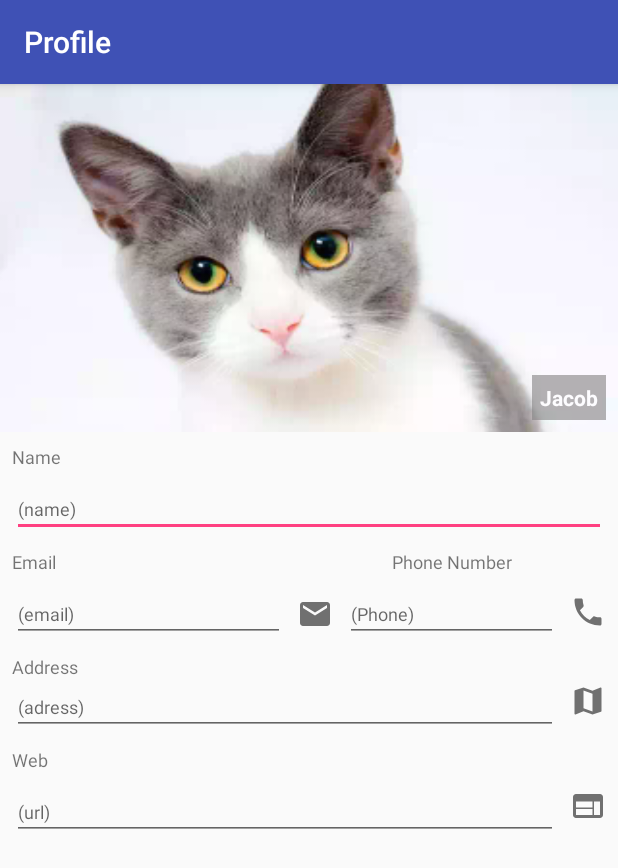
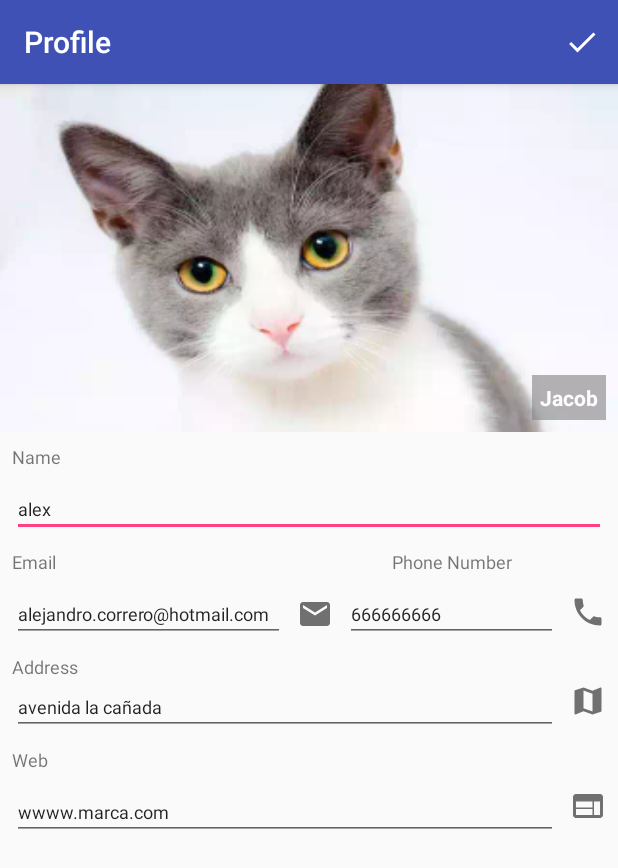
Before and after one commit to alejandrocorrero/ProfileAppv2, an Android app: the screen it shows after launch (ProfileActivity), after a tap on "alex", on a phone screen of 412 x 824 dp. Shown: the top 868 px of the screen. Run offline under Robolectric (Android 15) with nearby library versions, the phone set to English and light mode, and no system bars; our stand-ins replace ButterKnife.

Commit message:
NUEVAS COSAS

```diff
--- a/app/src/main/java/com/correro/alejandro/profileapp/ui/CatSelect.java
+++ b/app/src/main/java/com/correro/alejandro/profileapp/ui/CatSelect.java
@@ -105,9 +105,9 @@ public class CatSelect extends AppCompatActivity {
     }
 
     //TODO REVISAR
-    @OnClick({R.id.ivCat1,R.id.ivCat2,R.id.ivCat3,R.id.ivCat4,R.id.ivCat5,R.id.ivCat6})
-    public void cat1CLick(View view){
-        intentForCat((Cat) view.getTag());
-    }
+//    @OnClick({R.id.ivCat1,R.id.ivCat2,R.id.ivCat3,R.id.ivCat4,R.id.ivCat5,R.id.ivCat6})
+//    public void cat1CLick(View view){
+//        intentForCat((Cat) view.getTag());
+//    }
 
 }
--- a/app/src/main/java/com/correro/alejandro/profileapp/ui/MainPageActivity.java
+++ b/app/src/main/java/com/correro/alejandro/profileapp/ui/MainPageActivity.java
@@ -2,6 +2,8 @@ package com.correro.alejandro.profileapp.ui;
 
 import android.os.Bundle;
 import android.support.v7.app.AppCompatActivity;
+import android.view.Menu;
+import android.view.MenuItem;
 import android.widget.ListView;
 import android.widget.TextView;
 import android.widget.Toast;
@@ -30,7 +32,7 @@ public class MainPageActivity extends AppCompatActivity {
     @Override
     protected void onCreate(Bundle savedInstanceState) {
         super.onCreate(savedInstanceState);
-        users=loadStudents();
+        users = loadStudents();
         setContentView(R.layout.activity_main_page);
         ButterKnife.bind(this);
         setupListView();
@@ -42,6 +44,7 @@ public class MainPageActivity extends AppCompatActivity {
         adapter = new MainPageActivityAdapter(this, users);
         lvProfile.setAdapter(adapter);
     }
+
     private void editUser(User user, int position) {
         ProfileActivity.startForResult(this, RC_PROFILE_ACTIVITY, user, position);
     }
@@ -51,9 +54,25 @@ public class MainPageActivity extends AppCompatActivity {
         Toast.makeText(this, "Cargando", Toast.LENGTH_SHORT).show();
         return database.getUsers();
     }
+
     @OnClick(R.id.lblEmpty)
-    public void addNewUser(){
+    public void addNewUser() {
         ProfileActivity.startForResult(this, RC_PROFILE_ACTIVITY);
     }
 
+    @Override
+    public boolean onCreateOptionsMenu(Menu menu) {
+        getMenuInflater().inflate(R.menu.activity_main_page, menu);
+        return super.onCreateOptionsMenu(menu);
+    }
+
+    @Override
+    public boolean onOptionsItemSelected(MenuItem item) {
+        if (item.getItemId() == R.id.mnuAdd) {
+            addNewUser();
+            return true;
+        }
+        return super.onOptionsItemSelected(item);
+    }
+
 }
--- a/app/src/main/java/com/correro/alejandro/profileapp/ui/MainPageActivityAdapter.java
+++ b/app/src/main/java/com/correro/alejandro/profileapp/ui/MainPageActivityAdapter.java
@@ -31,8 +31,8 @@ public class MainPageActivityAdapter extends BaseAdapter {
 }
 
     @Override
-    public User getItem(int i) {
-        return null;
+    public User getItem(int position) {
+        return data.get(position);
     }
 
     @Override
--- a/app/src/main/java/com/correro/alejandro/profileapp/ui/ProfileActivity.java
+++ b/app/src/main/java/com/correro/alejandro/profileapp/ui/ProfileActivity.java
@@ -9,6 +9,8 @@ import android.os.Bundle;
 import android.support.annotation.NonNull;
 import android.support.v7.app.AppCompatActivity;
 import android.text.TextUtils;
+import android.view.Menu;
+import android.view.MenuItem;
 import android.widget.EditText;
 import android.widget.ImageView;
 import android.widget.TextView;
@@ -71,15 +73,20 @@ public class ProfileActivity extends AppCompatActivity {
     int drawableId;
     private static final String EXTRA_USER = "EXTRA_USER";
     private static final String EXTRA_POSITION = "EXTRA_POSITION";
+    private User user=null;
+    private int position;
 
     @Override
     protected void onCreate(Bundle savedInstanceState) {
         super.onCreate(savedInstanceState);
+        obtainIntentData(getIntent());
         setContentView(R.layout.activity_profile);
         ButterKnife.bind(this);
         startValues();
         ivCat.setTag(R.drawable.cat1);
         drawableId = (Integer) ivCat.getTag();
+        if(user!=null)
+        setDate(user);
 
     }
 
@@ -286,12 +293,43 @@ public class ProfileActivity extends AppCompatActivity {
     public static void startForResult(Activity context, int requestCode) {
         context.startActivityForResult(new Intent(context, ProfileActivity.class), requestCode);
     }
-    //TODO ASIGNAR USER A CADA SITIO DEL PROFILE
     public static void startForResult(Activity context, int requestCode, User user, int position) {
         Intent intent = new Intent(context, ProfileActivity.class);
         intent.putExtra(EXTRA_USER, user);
         intent.putExtra(EXTRA_POSITION, position);
         context.startActivityForResult(intent, requestCode);
+
+    }
+    private void obtainIntentData(Intent intent) {
+        if (intent !=  null && intent.hasExtra(EXTRA_USER) && intent.hasExtra(EXTRA_POSITION)) {
+            user = intent.getParcelableExtra(EXTRA_USER);
+            position = intent.getIntExtra(EXTRA_POSITION, 0);
+        }
+    }
+    private void setDate(User user) {
+       txtName.setText(user.getName());
+       txtEmail.setText(user.getEmail());
+       txtAddress.setText(user.getMap());
+       txtPhone.setText(user.getPhone());
+       txtWeb.setText(user.getWeb());
+       ivCat.setImageResource(user.getAvatar());
+
+
+    }
+    @Override
+    public boolean onCreateOptionsMenu(Menu menu) {
+        getMenuInflater().inflate(R.menu.activity_profile, menu);
+        return super.onCreateOptionsMenu(menu);
+    }
+
+    //TODO TERMINAR AÑADIR AL ACEPTAR DEVOLVER EL USUARIO
+    @Override
+    public boolean onOptionsItemSelected(MenuItem item) {
+        if (item.getItemId() == R.id.mnuAccept) {
+            addStudent();
+            return true;
+        }
+        return super.onOptionsItemSelected(item);
     }
 
 
--- /dev/null
+++ b/app/src/main/res/drawable/ic_check_white_24dp.xml
@@ -0,0 +1,9 @@
+<vector xmlns:android="http://schemas.android.com/apk/res/android"
+        android:width="24dp"
+        android:height="24dp"
+        android:viewportWidth="24.0"
+        android:viewportHeight="24.0">
+    <path
+        android:fillColor="#ffffff"
+        android:pathData="M9,16.17L4.83,12l-1.42,1.41L9,19 21,7l-1.41,-1.41z"/>
+</vector>
--- /dev/null
+++ b/app/src/main/res/drawable/ic_person_add_white_24dp.xml
@@ -0,0 +1,9 @@
+<vector xmlns:android="http://schemas.android.com/apk/res/android"
+        android:width="24dp"
+        android:height="24dp"
+        android:viewportWidth="24.0"
+        android:viewportHeight="24.0">
+    <path
+        android:fillColor="#ffffff"
+        android:pathData="M15,12c2.21,0 4,-1.79 4,-4s-1.79,-4 -4,-4 -4,1.79 -4,4 1.79,4 4,4zM6,10L6,7L4,7v3L1,10v2h3v3h2v-3h3v-2L6,10zM15,14c-2.67,0 -8,1.34 -8,4v2h16v-2c0,-2.66 -5.33,-4 -8,-4z"/>
+</vector>
--- /dev/null
+++ b/app/src/main/res/menu/activity_main_page.xml
@@ -0,0 +1,10 @@
+<?xml version="1.0" encoding="utf-8"?>
+<menu xmlns:app="http://schemas.android.com/apk/res-auto"
+    xmlns:android="http://schemas.android.com/apk/res/android">
+
+    <item
+        android:id="@+id/mnuAdd"
+        android:icon="@drawable/ic_person_add_white_24dp"
+        android:title="@string/mnuAdd"
+        app:showAsAction="ifRoom|withText" />
+</menu>
--- /dev/null
+++ b/app/src/main/res/menu/activity_profile.xml
@@ -0,0 +1,9 @@
+<?xml version="1.0" encoding="utf-8"?>
+<menu xmlns:android="http://schemas.android.com/apk/res/android"
+    xmlns:app="http://schemas.android.com/apk/res-auto">
+    <item
+        android:id="@+id/mnuAccept"
+        android:icon="@drawable/ic_check_white_24dp"
+        android:title="@string/mnuAdd"
+        app:showAsAction="ifRoom|withText" />
+</menu>
--- a/app/src/main/res/values/strings.xml
+++ b/app/src/main/res/values/strings.xml
@@ -24,4 +24,5 @@
     <string name="main_activity_no_email_app">Do not exist email app</string>
     <string name="activity_cat_name">Select avatar</string>
     <string name="activity_main_page_lblEmpty_text">Click to add a new profile</string>
+    <string name="mnuAdd">Add</string>
 </resources>
```
Also changed, not shown: 1 other file.
